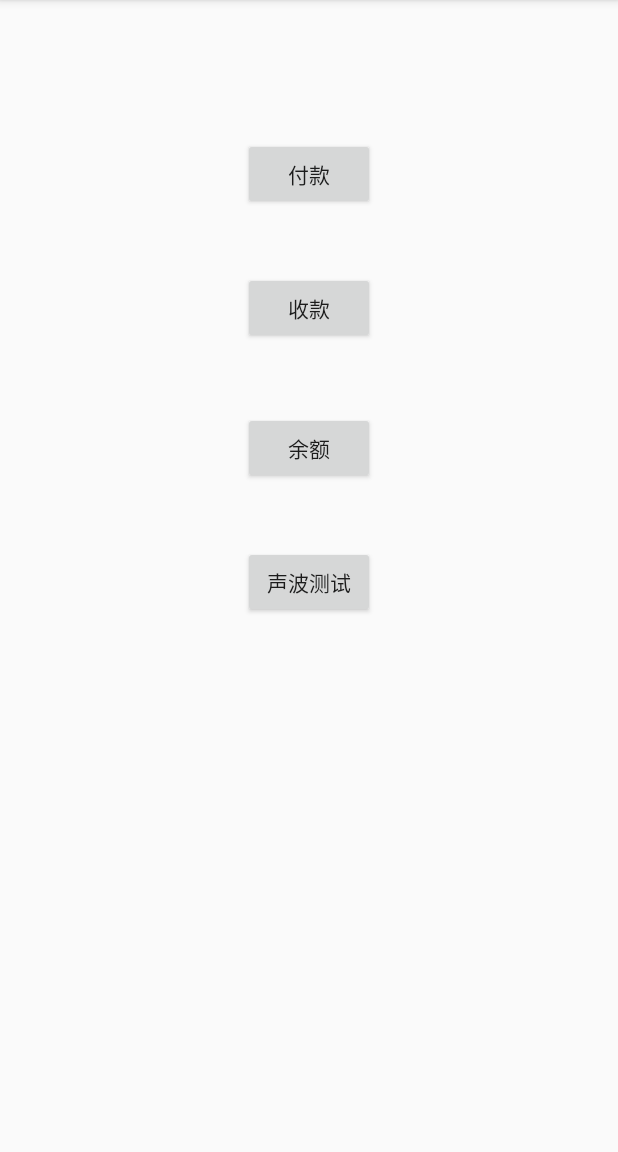
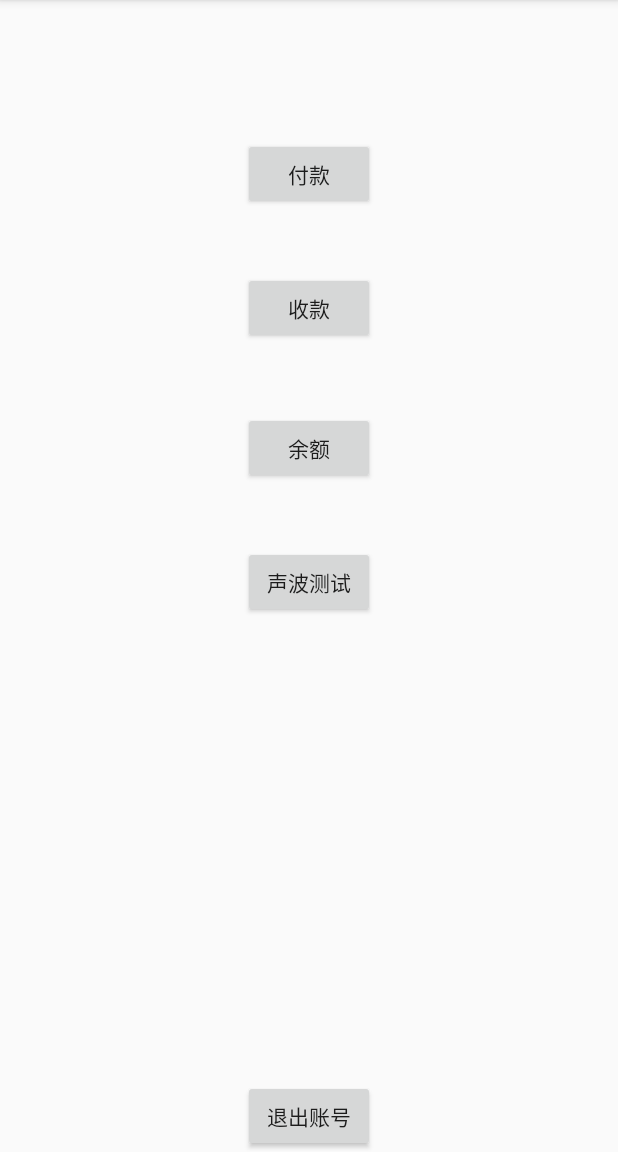
Before and after one commit to zzqw/AcousticPayment, an Android app: the ProceedActivity screen opened directly, with no data from a screen before it, after a tap on "返回", on a phone screen of 412 x 824 dp, the part 84-1236 px from its top. Run offline under Robolectric (Android 15) with nearby library versions, the phone set to English and light mode, and no system bars; 3 statements that could not run were skipped.

Commit message:
删除一些调试用代码

```diff
--- a/app/src/main/java/com/scut/srp/acousticpayment/IndexActivity.java
+++ b/app/src/main/java/com/scut/srp/acousticpayment/IndexActivity.java
@@ -24,6 +24,7 @@ public class IndexActivity extends AppCompatActivity {
     private Button receive;
     private Button check;
     private Button test;
+    private Button back;
     private Socket socket;
     private PrintWriter writer;
     private BufferedReader reader;
@@ -31,6 +32,7 @@ public class IndexActivity extends AppCompatActivity {
 
     public void init(){
         pay=(Button)findViewById(R.id.pay);
+        back=(Button)findViewById(R.id.backtologin);
         receive=(Button)findViewById(R.id.receive);
         check=(Button)findViewById(R.id.check);
         test=(Button)findViewById(R.id.test);
@@ -47,6 +49,15 @@ public class IndexActivity extends AppCompatActivity {
         bundle1.putCharSequence("RSAKey",bundle.getString("RSAKey"));
         bundle1.putCharSequence("userID",bundle.getString("userID"));
         bundle1.putCharSequence("login_password",bundle.getString("login_password"));
+        back.setOnClickListener(new View.OnClickListener() {
+            @Override
+            public void onClick(View v) {
+                Intent intent = new Intent();
+                intent.setClass(IndexActivity.this,LoginActivity.class);
+                startActivity(intent);
+                IndexActivity.this.finish();
+            }
+        });
         pay.setOnClickListener(new View.OnClickListener(){
             @Override
             public void onClick(View v) {
@@ -54,7 +65,6 @@ public class IndexActivity extends AppCompatActivity {
                 intent.setClass(IndexActivity.this,PaymentActivity.class);
                 intent.putExtras(bundle1);
                 startActivity(intent);
-                IndexActivity.this.finish();
             }
         });
         test.setOnClickListener(new View.OnClickListener(){
@@ -73,7 +83,6 @@ public class IndexActivity extends AppCompatActivity {
                 intent.setClass(IndexActivity.this,ProceedActivity.class);
                 intent.putExtras(bundle1);
                 startActivity(intent);
-                IndexActivity.this.finish();
             }
         });
         check.setOnClickListener(new View.OnClickListener() {
--- a/app/src/main/java/com/scut/srp/acousticpayment/PaymentActivity.java
+++ b/app/src/main/java/com/scut/srp/acousticpayment/PaymentActivity.java
@@ -43,7 +43,7 @@ public class PaymentActivity extends AppCompatActivity implements SinVoicePlayer
     private BufferedReader reader;
     private String stateCode;
     private String[] receive_message;
-    private final static String TAG = "MainActivity";
+    private final static String TAG = "PaymentActivity";
     private final static String CODEBOOK = "1234567";
     private String proceedID = "";
 
@@ -106,7 +106,6 @@ public class PaymentActivity extends AppCompatActivity implements SinVoicePlayer
                     now = System.currentTimeMillis();
                     String md5_message = MD5.getMD5(bundle.getString("userID")+bundle.getString("login_password") + md5_pay_password + String.valueOf(now));
                     message ="tradeFromPayer"+" "+receive_message[0]+" "+  bundle.getString("userID") + " " + String.valueOf(now)+" "+receive_message[1]+ " " +md5_message;
-                    Toast.makeText(PaymentActivity.this, message, Toast.LENGTH_LONG).show();
                     new Thread(new Runnable() {
                         @Override
                         public void run() {
@@ -208,7 +207,7 @@ public class PaymentActivity extends AppCompatActivity implements SinVoicePlayer
                     @Override
                     public void run() {
                         try {
-                            Thread.sleep(5000);
+                            Thread.sleep(4000);
                         } catch (InterruptedException e) {
                             e.printStackTrace();
                         }
--- a/app/src/main/java/com/scut/srp/acousticpayment/ProceedActivity.java
+++ b/app/src/main/java/com/scut/srp/acousticpayment/ProceedActivity.java
@@ -45,7 +45,7 @@ public class ProceedActivity extends Activity implements SinVoicePlayer.Listener
     private String payID="";
     private String string="等待接收付款方ID";
 
-    private final static String TAG = "MainActivity";
+    private final static String TAG = "ProceedActivity";
     private final static String CODEBOOK = "1234567";
 
 
@@ -91,7 +91,7 @@ public class ProceedActivity extends Activity implements SinVoicePlayer.Listener
         send.setOnClickListener(new OnClickListener() {
             @Override
             public void onClick(View v) {
-                payID_txt.setText("111");
+//                payID_txt.setText("124");
                 if (count_edt.getText().toString().trim().equals("")){
                     new AlertDialog.Builder(ProceedActivity.this)
                             .setTitle("系统消息")
@@ -108,9 +108,8 @@ public class ProceedActivity extends Activity implements SinVoicePlayer.Listener
                     try {
                         message = "tradeFromPayee" +" " + bundle.getString("userID") + " " + RSA.encrypt(RSA_message,RSA.getPublicKey(bundle.getString("RSAKey")));
                     } catch (Exception e) {
-                        Toast.makeText(ProceedActivity.this, "转码失败", Toast.LENGTH_LONG).show();
+                        Log.e(TAG,"RSA encrypt error!");
                     }
-                    Toast.makeText(ProceedActivity.this, message, Toast.LENGTH_LONG).show();
                     new Thread(new Runnable() {
                         @Override
                         public void run() {
--- a/app/src/main/java/com/scut/srp/acousticpayment/Test.java
+++ b/app/src/main/java/com/scut/srp/acousticpayment/Test.java
@@ -14,9 +14,9 @@ import com.scut.srp.acousticpayment.sinvoice.SinVoiceRecognition;
 import java.util.Random;
 
 public class Test extends AppCompatActivity implements SinVoicePlayer.Listener, VoiceInHelper.Listener {
-    private final static String TAG = "MainActivity";
+    private final static String TAG = "TestActivity";
 
-    private final static String CODEBOOK = "12345";
+    private final static String CODEBOOK = "1234567";
 
     private SinVoicePlayer mSinVoicePlayer;
     private SinVoiceRecognition mRecognition;
--- a/app/src/main/res/layout/activity_index.xml
+++ b/app/src/main/res/layout/activity_index.xml
@@ -42,4 +42,13 @@
         android:layout_marginTop="41dp"
         android:text="声波测试" />
 
+    <Button
+        android:id="@+id/backtologin"
+        android:layout_width="wrap_content"
+        android:layout_height="wrap_content"
+        android:text="退出账号"
+        android:layout_alignParentBottom="true"
+        android:layout_alignLeft="@+id/test"
+        android:layout_alignStart="@+id/test" />
+
 </RelativeLayout>
```
Also changed, not shown: app/src/main/java/com/scut/srp/acousticpayment/LoginActivity.java (+5 -18 lines).
